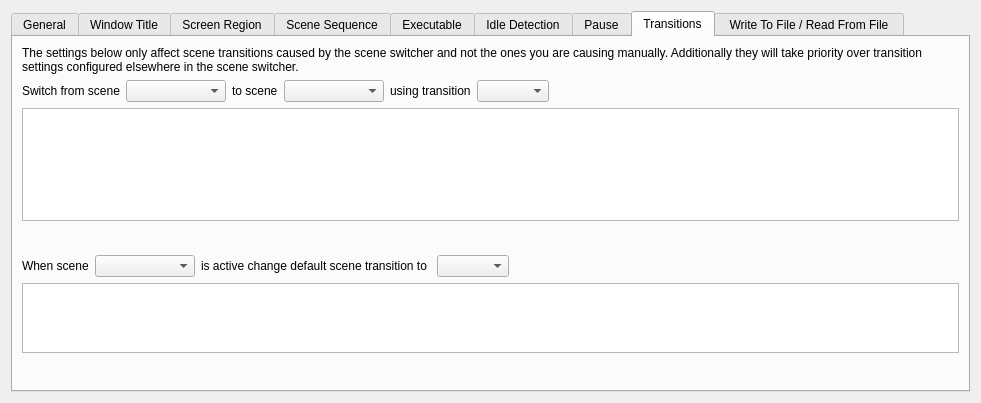
The window that forms/advanced-scene-switcher.ui (WarmUpTill/SceneSwitcher) describes before a commit, drawn with Qt 5.
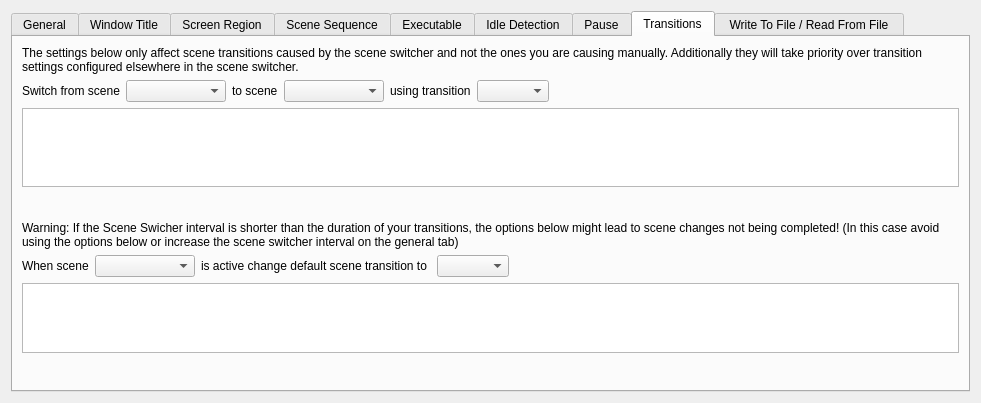
The same window after the commit. The open tabs and pages were chosen to show the change. Icons and pictures are not drawn.

Commit message: Added warning to transitions tab

Diff of the .ui file:
```diff
--- a/forms/advanced-scene-switcher.ui
+++ b/forms/advanced-scene-switcher.ui
@@ -1783,6 +1783,16 @@
          </item>
         </layout>
        </item>
+       <item>
+        <widget class="QLabel" name="transitionWarning">
+         <property name="text">
+          <string>Warning: If the Scene Swicher interval is shorter than the duration of your transitions, the options below might lead to scene changes not being completed! (In this case avoid using the options below or increase the scene switcher interval on the general tab)</string>
+         </property>
+         <property name="wordWrap">
+          <bool>true</bool>
+         </property>
+        </widget>
+       </item>
        <item>
         <layout class="QVBoxLayout" name="verticalLayout_12">
          <item>
```
Left out of the diff: 6 changed lines with no effect on the pictures.
